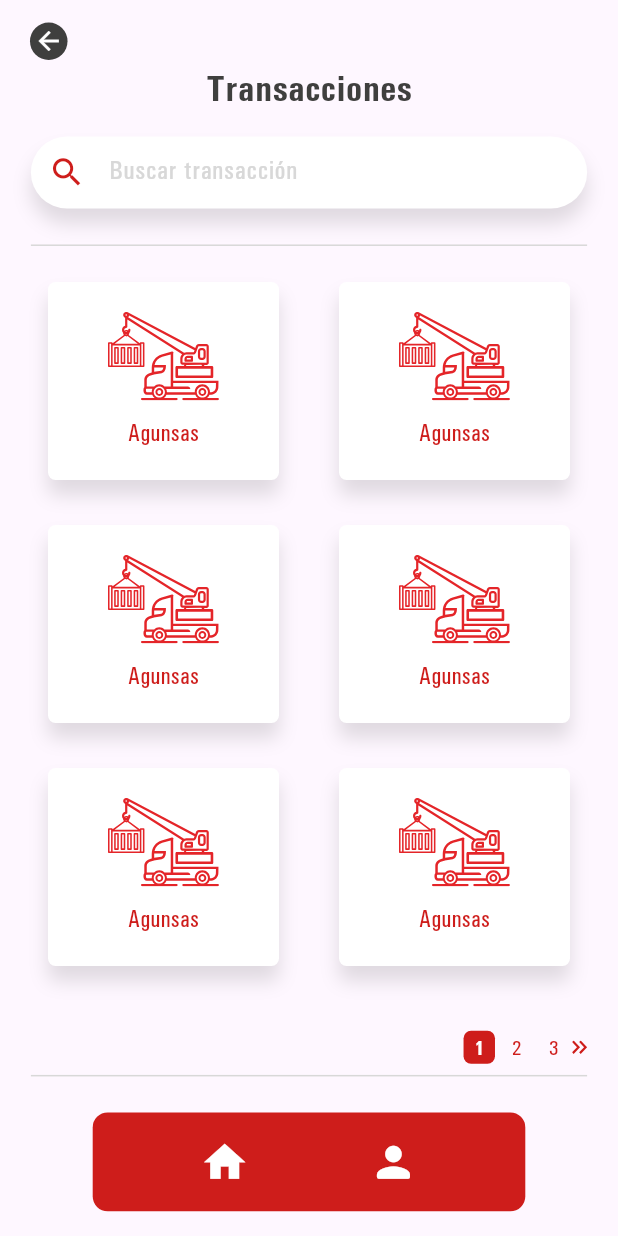
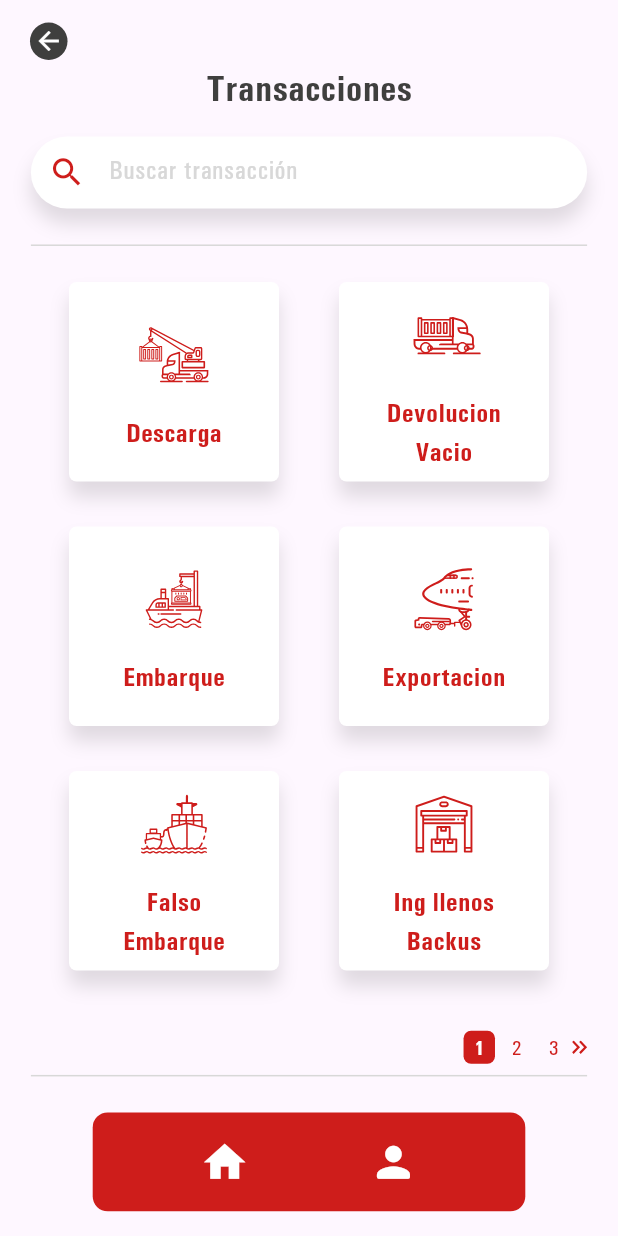
Before and after one commit to JoseDev9706/agunsa, a Flutter app: the TransactionsScreen screen opened directly, on a phone screen of 412 x 824 dp. Run offline on Flutter 3.47's test engine with Material 3 defaults, Android fonts, the phone set to English and light mode, and no system bars; our stand-ins replace dio, flutter_riverpod, flutter_svg, image_picker, permission_handler, riverpod_annotation; missing offline and left inert: amplify_auth_cognito, amplify_flutter; generated files the repository leaves out were written again; project files that could hold a hidden picture were left out.

Commit message:
pantalla de transacciones

```diff
--- /dev/null
+++ b/lib/core/class/svg_item.dart
@@ -0,0 +1,5 @@
+class SvgItem {
+  final String name;
+  final String path;
+  SvgItem({required this.name, required this.path});
+}
--- a/lib/features/transactions/display/providers/transactions_provider.dart
+++ b/lib/features/transactions/display/providers/transactions_provider.dart
@@ -1,4 +1,42 @@
+import 'package:agunsa/core/class/svg_item.dart';
 import 'package:flutter_riverpod/flutter_riverpod.dart';
 import 'package:image_picker/image_picker.dart';
 
 final imageProvider = StateProvider<List<XFile?>>((ref) => []);
+final svgItemsProvider = Provider<List<SvgItem>>((ref) {
+  final Map<String, String> svgAssets = {
+    'Descarga': 'assets/svg/ICONOS TRAN-02.svg',
+    'Devolucion Vacio': 'assets/svg/ICONOS TRAN-03.svg',
+    'Embarque': 'assets/svg/ICONOS TRAN-04.svg',
+    'Exportacion': 'assets/svg/ICONOS TRAN-05.svg',
+    'Falso Embarque': 'assets/svg/ICONOS TRAN-06.svg',
+    'Ing llenos Backus': 'assets/svg/ICONOS TRAN-07.svg',
+    'Ing Transito': 'assets/svg/ICONOS TRAN-08.svg',
+    'Ing vacios Backus': 'assets/svg/ICONOS TRAN-09.svg',
+    'Recep Vacios': 'assets/svg/ICONOS TRAN-10.svg',
+    'Retiro': 'assets/svg/ICONOS TRAN-11.svg',
+    'Sal Carg Cli': 'assets/svg/ICONOS TRAN-12.svg',
+    'Sal Dep Simple': 'assets/svg/ICONOS TRAN-13.svg',
+    'Logout': 'assets/svg/ICONOS TRAN-14.svg',
+    'Sal Llenos Backus': 'assets/svg/ICONOS TRAN-15.svg',
+    'Sal Transito': 'assets/svg/ICONOS TRAN-16.svg',
+    'Sal Vacios Backus': 'assets/svg/ICONOS TRAN-17.svg',
+  };
+
+  return svgAssets.entries
+      .map((entry) => SvgItem(name: entry.key, path: entry.value))
+      .toList();
+});
+
+final searchQueryProvider = StateProvider<String>((ref) => '');
+final currentPageProvider = StateProvider<int>((ref) => 1);
+final filteredSvgItemsProvider = Provider<List<SvgItem>>((ref) {
+  final query = ref.watch(searchQueryProvider).toLowerCase();
+  final items = ref.watch(svgItemsProvider);
+
+  if (query.isEmpty) return items;
+
+  return items
+      .where((item) => item.name.toLowerCase().contains(query))
+      .toList();
+});
--- a/lib/features/transactions/display/screens/transtacions_screen.dart
+++ b/lib/features/transactions/display/screens/transtacions_screen.dart
@@ -1,6 +1,7 @@
 import 'package:agunsa/core/router/app_router.dart';
 import 'package:agunsa/core/router/routes_provider.dart';
 import 'package:agunsa/core/widgets/custom_navigation_bar.dart';
+import 'package:agunsa/features/transactions/display/providers/transactions_provider.dart';
 import 'package:agunsa/features/transactions/display/widgets/paginator_widget.dart';
 import 'package:agunsa/features/transactions/display/widgets/transaction_app_bar.dart';
 import 'package:agunsa/utils/ui_utils.dart';
@@ -14,8 +15,16 @@ class TransactionsScreen extends ConsumerWidget {
   @override
   Widget build(BuildContext context, WidgetRef ref) {
     UiUtils uiUtils = UiUtils();
-    final currentPageProvider = StateProvider<int>((ref) => 1);
-    const totalPages = 3;
+    final currentPage = ref.watch(currentPageProvider);
+    final svgItems = ref.watch(filteredSvgItemsProvider);
+    const itemsPerPage = 6;
+    final totalPages = (svgItems.length / itemsPerPage).ceil();
+
+    final pagedItems = svgItems
+        .skip((currentPage - 1) * itemsPerPage)
+        .take(itemsPerPage)
+        .toList();
+
     return SafeArea(
       child: Scaffold(
         body: Column(
@@ -52,6 +61,9 @@ class TransactionsScreen extends ConsumerWidget {
                             size: 25,
                           ),
                         ),
+                        onChanged: (value) => ref
+                            .read(searchQueryProvider.notifier)
+                            .state = value,
                       ),
                     ),
                     SizedBox(height: uiUtils.screenHeight * 0.02),
@@ -61,20 +73,18 @@ class TransactionsScreen extends ConsumerWidget {
                       child: Wrap(
                         spacing: 40,
                         runSpacing: 30,
-                        children: [
-                          TransactionsCard(
+                        children: pagedItems
+                            .map((item) => TransactionsCard(
                                   uiUtils: uiUtils,
+                                  name: item.name,
+                                  svgPath: item.path,
                                   onTap: () {
-                              final router = ref.read(routerDelegateProvider);
+                                    final router =
+                                        ref.read(routerDelegateProvider);
                                     router.push(AppRoute.takeContainer);
                                   },
-                          ),
-                          TransactionsCard(uiUtils: uiUtils),
-                          TransactionsCard(uiUtils: uiUtils),
-                          TransactionsCard(uiUtils: uiUtils),
-                          TransactionsCard(uiUtils: uiUtils),
-                          TransactionsCard(uiUtils: uiUtils),
-                        ],
+                                ))
+                            .toList(),
                       ),
                     ),
                     SizedBox(height: uiUtils.screenHeight * 0.04),
@@ -83,7 +93,7 @@ class TransactionsScreen extends ConsumerWidget {
                       children: [
                         Paginator(
                           uiUtils: uiUtils,
-                          currentPage: 1,
+                          currentPage: currentPage,
                           totalPages: totalPages,
                           onPageChanged: (newPage) {
                             ref.read(currentPageProvider.notifier).state =
@@ -107,14 +117,19 @@ class TransactionsScreen extends ConsumerWidget {
   }
 }
 
+
 class TransactionsCard extends StatelessWidget {
   const TransactionsCard({
     super.key,
     required this.uiUtils,
+    required this.name,
+    required this.svgPath,
     this.onTap,
   });
 
   final UiUtils uiUtils;
+  final String name;
+  final String svgPath;
   final VoidCallback? onTap;
 
   @override
@@ -122,7 +137,9 @@ class TransactionsCard extends StatelessWidget {
     return GestureDetector(
       onTap: onTap,
       child: Container(
-          padding: const EdgeInsets.symmetric(horizontal: 40, vertical: 20),
+        width: 140,
+        height: 133,
+        padding: const EdgeInsets.symmetric(horizontal: 20),
         decoration: BoxDecoration(
           color: uiUtils.whiteColor,
           borderRadius: BorderRadius.circular(5),
@@ -133,16 +150,26 @@ class TransactionsCard extends StatelessWidget {
         ),
         child: Column(
           crossAxisAlignment: CrossAxisAlignment.center,
+          mainAxisAlignment: MainAxisAlignment.center,
           children: [
-              SvgPicture.asset("assets/svg/descarga.svg"),
+            SvgPicture.asset(
+              svgPath,
+              width: 73,
+              height: 58,
+              color: uiUtils.primaryColor,
+            ),
             const SizedBox(height: 10),
             Text(
               textAlign: TextAlign.center,
-                'Agunsas',
-                style: TextStyle(color: uiUtils.primaryColor, fontSize: 16),
+              name,
+              style: TextStyle(
+                  color: uiUtils.primaryColor,
+                  fontSize: 18,
+                  fontWeight: FontWeight.bold),
             ),
           ],
-          )),
+        ),
+      ),
     );
   }
 }
```
Also changed, not shown: assets/svg/ICONOS TRAN-02.svg (added), assets/svg/ICONOS TRAN-03.svg (added), assets/svg/ICONOS TRAN-04.svg (added), assets/svg/ICONOS TRAN-05.svg (added), assets/svg/ICONOS TRAN-06.svg (added), assets/svg/ICONOS TRAN-07.svg (added), assets/svg/ICONOS TRAN-08.svg (added), assets/svg/ICONOS TRAN-09.svg (added), assets/svg/ICONOS TRAN-10.svg (added), assets/svg/ICONOS TRAN-11.svg (added), assets/svg/ICONOS TRAN-12.svg (added), assets/svg/ICONOS TRAN-13.svg (added), assets/svg/ICONOS TRAN-14.svg (added), assets/svg/ICONOS TRAN-15.svg (added), 2 more files. Lines whose indentation alone changed are shown as unchanged.
